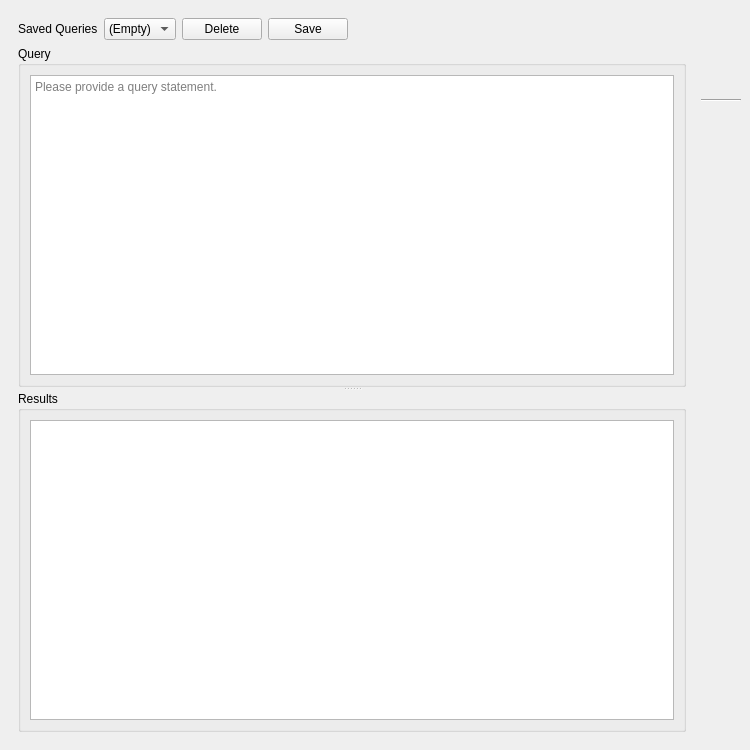
Old version of the form UI/biblioteq_statistics.ui in the repository textbrowser/biblioteq.
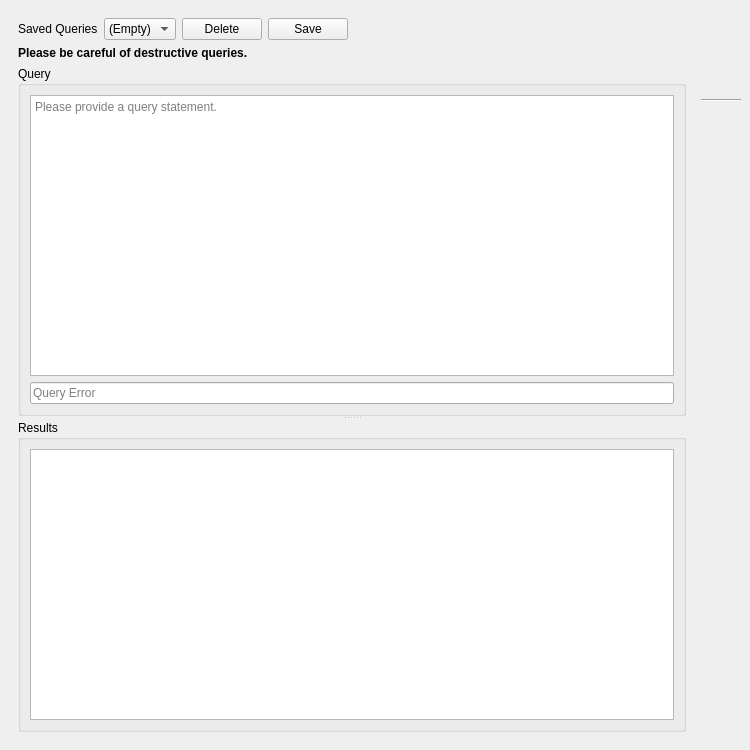
New version of the form. Icons and pictures are not drawn. Custom widgets are drawn as their Qt base class.

```diff
--- a/UI/biblioteq_statistics.ui
+++ b/UI/biblioteq_statistics.ui
@@ -86,6 +86,16 @@
          </item>
         </layout>
        </item>
+       <item>
+        <widget class="QLabel" name="label_2">
+         <property name="text">
+          <string>&lt;html&gt;&lt;head/&gt;&lt;body&gt;&lt;p&gt;&lt;span style=&quot; font-weight:600;&quot;&gt;Please be careful of destructive queries.&lt;/span&gt;&lt;/p&gt;&lt;/body&gt;&lt;/html&gt;</string>
+         </property>
+         <property name="wordWrap">
+          <bool>true</bool>
+         </property>
+        </widget>
+       </item>
        <item>
         <widget class="QSplitter" name="splitter">
          <property name="orientation">
@@ -103,6 +113,16 @@
              </property>
             </widget>
            </item>
+           <item>
+            <widget class="QLineEdit" name="error">
+             <property name="readOnly">
+              <bool>true</bool>
+             </property>
+             <property name="placeholderText">
+              <string>Query Error</string>
+             </property>
+            </widget>
+           </item>
           </layout>
          </widget>
          <widget class="QGroupBox" name="groupBox_2">
```
Left out of the diff: 1 changed line with no effect on the pictures.
